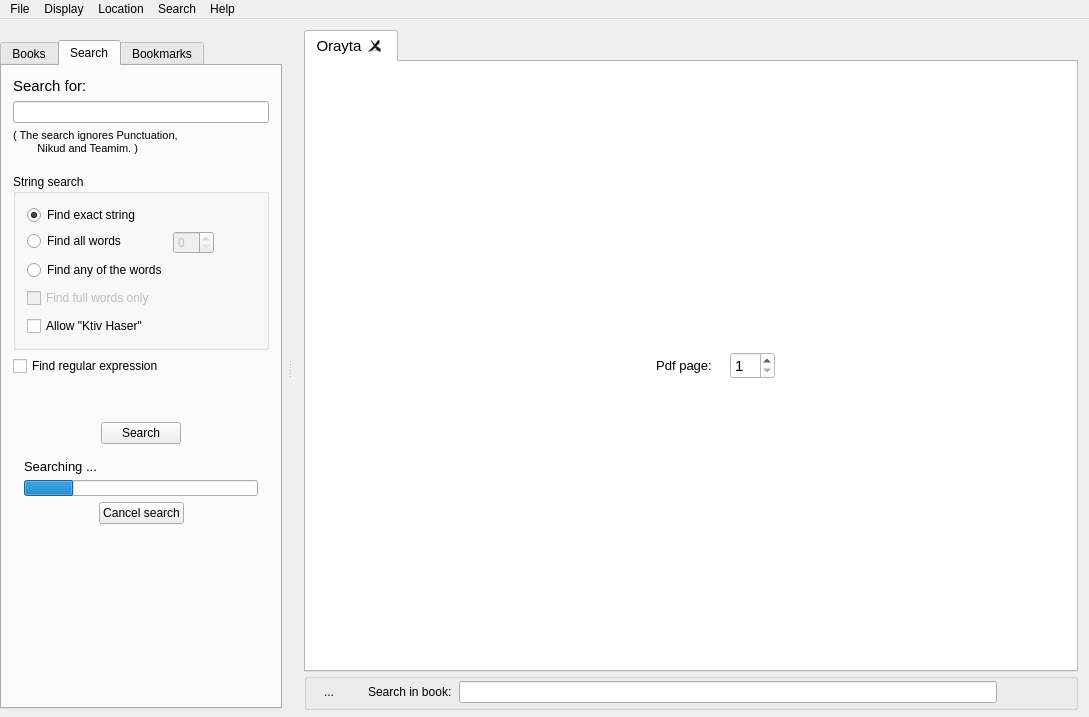
The window that trunk/mainwindow.ui (MosheWagner/Orayta-QT) describes before a commit, drawn with Qt 5.
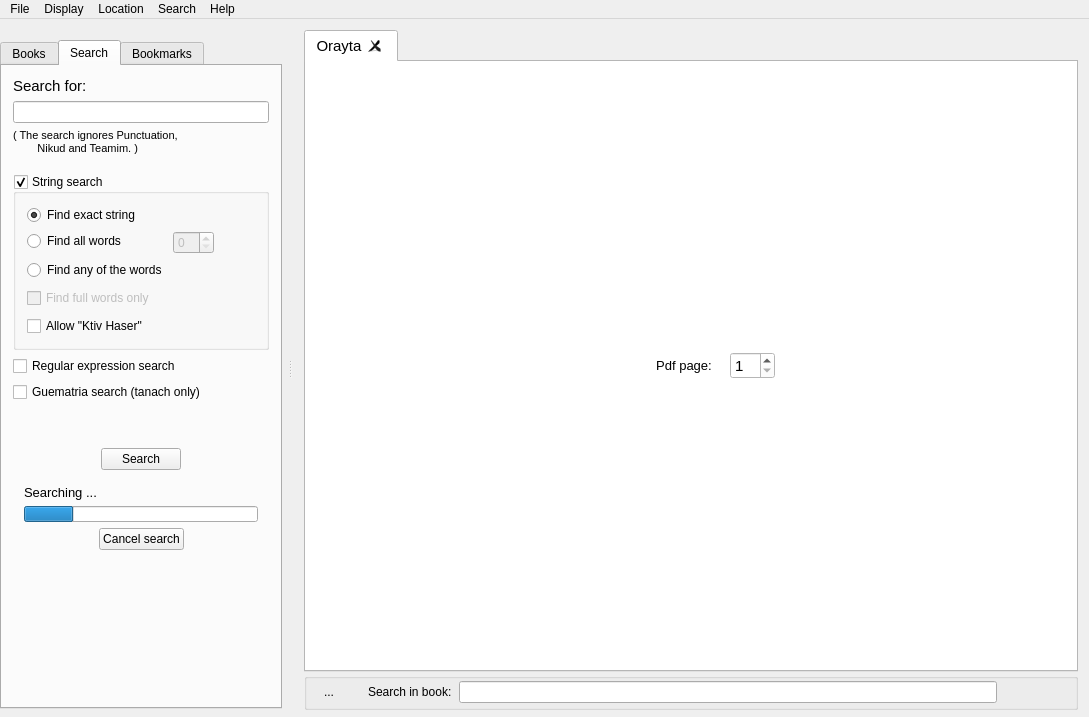
The same window after the commit. The open tabs and pages were chosen to show the change. Icons and pictures are not drawn. Custom widgets are drawn as their Qt base class.

Commit message: add possibility to searching guematria in tanach some minors improvements

What changed in the file:
```diff
--- a/trunk/mainwindow.ui
+++ b/trunk/mainwindow.ui
@@ -1323,6 +1323,9 @@
              <property name="title">
               <string>String search</string>
              </property>
+             <property name="checkable">
+              <bool>true</bool>
+             </property>
              <layout class="QVBoxLayout" name="verticalLayout_4">
               <property name="spacing">
                <number>8</number>
@@ -1434,7 +1437,25 @@
               </font>
              </property>
              <property name="text">
-              <string>Find regular expression</string>
+              <string>Regular expression search</string>
+             </property>
+             <property name="autoExclusive">
+              <bool>false</bool>
+             </property>
+            </widget>
+           </item>
+           <item>
+            <widget class="QCheckBox" name="guematriaCheckBox">
+             <property name="font">
+              <font>
+               <pointsize>9</pointsize>
+              </font>
+             </property>
+             <property name="text">
+              <string>Guematria search (tanach only)</string>
+             </property>
+             <property name="autoExclusive">
+              <bool>false</bool>
              </property>
             </widget>
            </item>
```
Left out of the diff: 13 changed lines with no effect on the pictures. The commit also changes 12 other files.
